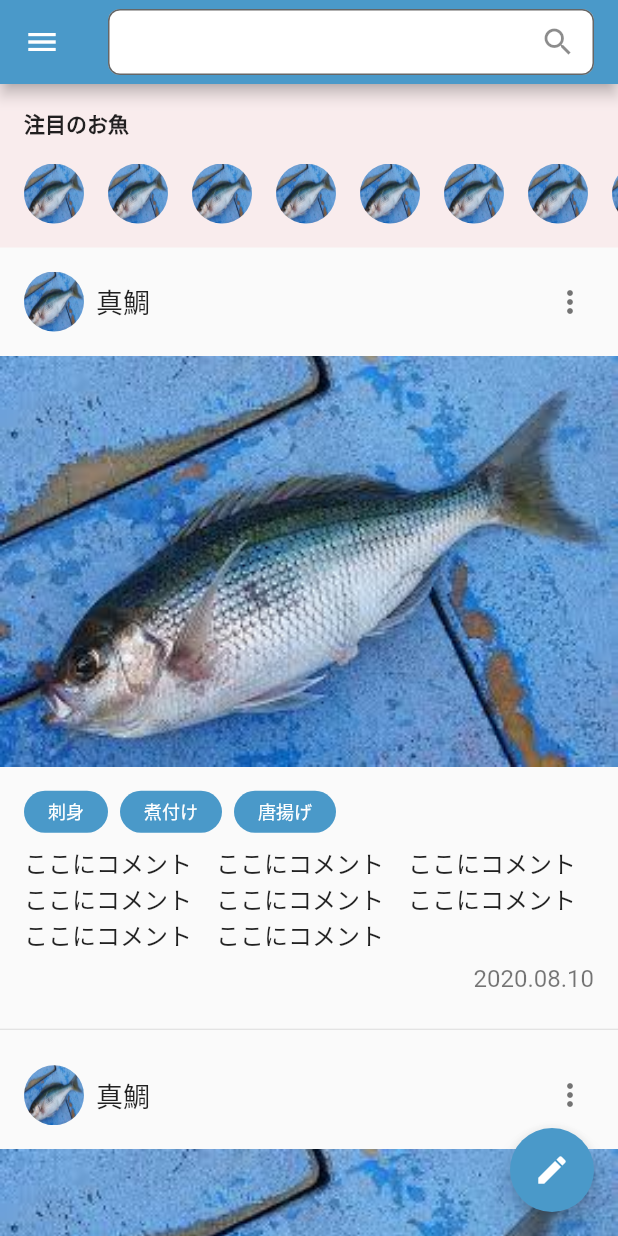
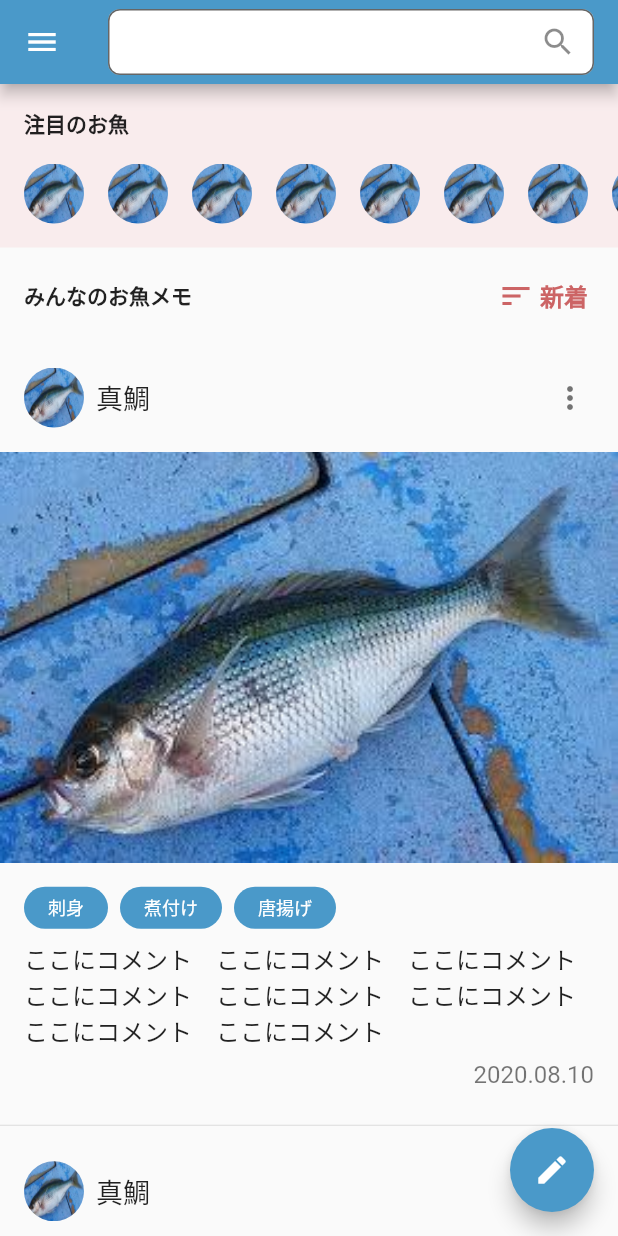
Before and after one commit to chooyan-eng/Sengyo, a Flutter app: the screen it shows after launch, on a phone screen of 412 x 824 dp. Run offline on Flutter 3.47's test engine with Material 2 defaults, Android fonts, the phone set to English and light mode, and no system bars.

Commit message:
add sort button to post list page

```diff
--- a/lib/view/postlist/post_list_page.dart
+++ b/lib/view/postlist/post_list_page.dart
@@ -2,9 +2,9 @@ import 'package:flutter/material.dart';
 import 'package:sengyo/view/app_drawer.dart';
 import 'package:sengyo/view/postlist/widget/pickup_list.dart';
 import 'package:sengyo/view/postlist/widget/post_list_item.dart';
-import 'package:sengyo/view/submit/submit_fish_page.dart';
 import 'package:sengyo/view/submit/submit_fish_scene.dart';
 import 'package:sengyo/view/widget/app_colors.dart';
+import 'package:sengyo/view/widget/app_text_style.dart';
 
 class PostListPage extends StatelessWidget {
   @override
@@ -41,8 +41,42 @@ class PostListPage extends StatelessWidget {
       drawer: AppDrawer(),
       body: SingleChildScrollView(
         child: Column(
+          crossAxisAlignment: CrossAxisAlignment.start,
           children: <Widget>[
             PickupList(),
+            Padding(
+              padding: const EdgeInsets.all(16),
+              child: Row(
+                children: <Widget>[
+                  Expanded(
+                    child: Text(
+                      'みんなのお魚メモ',
+                      style: AppTextStyle.label,
+                    ),
+                  ),
+                  InkWell(
+                    onTap: () {},
+                    child: Padding(
+                      padding: const EdgeInsets.all(4.0),
+                      child: Row(
+                        children: <Widget>[
+                          Icon(Icons.sort, color: AppColors.accent),
+                          const SizedBox(width: 4),
+                          Text(
+                            '新着',
+                            style: TextStyle(
+                              fontSize: 16,
+                              color: AppColors.accent,
+                              fontWeight: FontWeight.bold,
+                            ),
+                          )
+                        ],
+                      ),
+                    ),
+                  )
+                ],
+              ),
+            ),
             ListView.builder(
               shrinkWrap: true,
               physics: ClampingScrollPhysics(),
```
